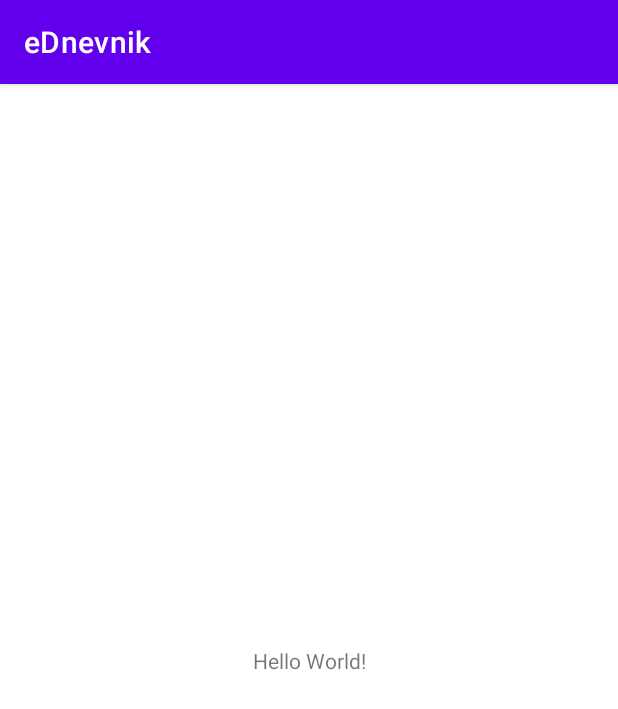
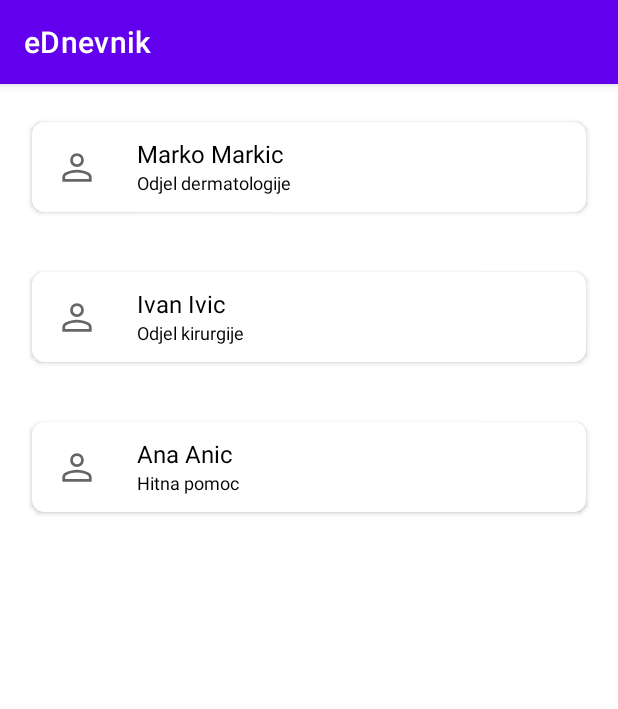
Before and after one commit to AIR-FOI-HR/AIR2211, an Android app: the screen it shows after launch (MainActivity), on a phone screen of 412 x 824 dp. Shown: the top 709 px of the screen. Run offline under Robolectric (Android 15) with nearby library versions, the phone set to English and light mode, and no system bars.

Commit message:
Napravljen RecyclerView za prikaz specijalizanata sa hardkodiranim podacima

```diff
--- a/Frontend/app/src/main/java/hr/foi/air/ednevnik/MainActivity.kt
+++ b/Frontend/app/src/main/java/hr/foi/air/ednevnik/MainActivity.kt
@@ -2,10 +2,28 @@ package hr.foi.air.ednevnik
 
 import androidx.appcompat.app.AppCompatActivity
 import android.os.Bundle
+import androidx.recyclerview.widget.LinearLayoutManager
+import androidx.recyclerview.widget.RecyclerView
+import hr.foi.air.ednevnik.specijalizanti_recyclerview.SpecijalizantAdapter
 
 class MainActivity : AppCompatActivity() {
     override fun onCreate(savedInstanceState: Bundle?) {
         super.onCreate(savedInstanceState)
-        setContentView(R.layout.activity_main)
+        setContentView(R.layout.lista_specijalizanata)
+
+        val specijalizantiRV = findViewById<RecyclerView>(R.id.specijalizantiRecycler)
+
+        //Hardkodirana lista specijalizanata
+        val specijalizantiLista : ArrayList<Specijalizant> = ArrayList<Specijalizant>()
+        specijalizantiLista.add(Specijalizant(1, "Marko", "Markic", "", "Odjel dermatologije"))
+        specijalizantiLista.add(Specijalizant(2, "Ivan", "Ivic", "", "Odjel kirurgije"))
+        specijalizantiLista.add(Specijalizant(3, "Ana", "Anic", "", "Hitna pomoc"))
+
+        val specijalizantAdapter = SpecijalizantAdapter(this, specijalizantiLista)
+
+        val linearLayoutManager = LinearLayoutManager(this, LinearLayoutManager.VERTICAL, false)
+
+        specijalizantiRV.layoutManager = linearLayoutManager
+        specijalizantiRV.adapter = specijalizantAdapter
     }
 }
--- a/Frontend/app/src/main/java/hr/foi/air/ednevnik/Specijalizant.kt
+++ b/Frontend/app/src/main/java/hr/foi/air/ednevnik/Specijalizant.kt
@@ -5,5 +5,6 @@ class Specijalizant (
     var ime : String = "",
     var prezime : String = "",
     var email : String = "",
+    var lokacija : String = "",
         ) {
 }
--- /dev/null
+++ b/Frontend/app/src/main/java/hr/foi/air/ednevnik/specijalizanti_recyclerview/SpecijalizantAdapter.kt
@@ -0,0 +1,36 @@
+package hr.foi.air.ednevnik.specijalizanti_recyclerview
+
+import android.content.Context
+import android.view.LayoutInflater
+import android.view.View
+import android.view.ViewGroup
+import android.widget.TextView
+import androidx.recyclerview.widget.RecyclerView
+import hr.foi.air.ednevnik.R
+import hr.foi.air.ednevnik.Specijalizant
+
+class SpecijalizantAdapter (private val context: Context, specijalizantArrayList: ArrayList<Specijalizant>)
+    : RecyclerView.Adapter<SpecijalizantAdapter.ViewHolder>(){
+
+    val listaSpecijalizanata = specijalizantArrayList
+
+    class ViewHolder (itemView: View) : RecyclerView.ViewHolder(itemView){
+        val specijalizantImePrezime : TextView = itemView.findViewById(R.id.spcijalizantIme)
+        val specijalizantLokacija : TextView = itemView.findViewById(R.id.spcijalizantTrenutniOdjel)
+    }
+
+    override fun onCreateViewHolder(parent: ViewGroup, viewType: Int): SpecijalizantAdapter.ViewHolder {
+        val view : View = LayoutInflater.from(parent.context).inflate(R.layout.lista_specijalizant, parent, false)
+        return ViewHolder(view)
+    }
+
+    override fun onBindViewHolder(holder: SpecijalizantAdapter.ViewHolder, position: Int) {
+        val model: Specijalizant = listaSpecijalizanata[position]
+        holder.specijalizantImePrezime.text = model.ime + " " + model.prezime
+        holder.specijalizantLokacija.text = model.lokacija
+    }
+
+    override fun getItemCount(): Int {
+        return listaSpecijalizanata.size
+    }
+}
```
